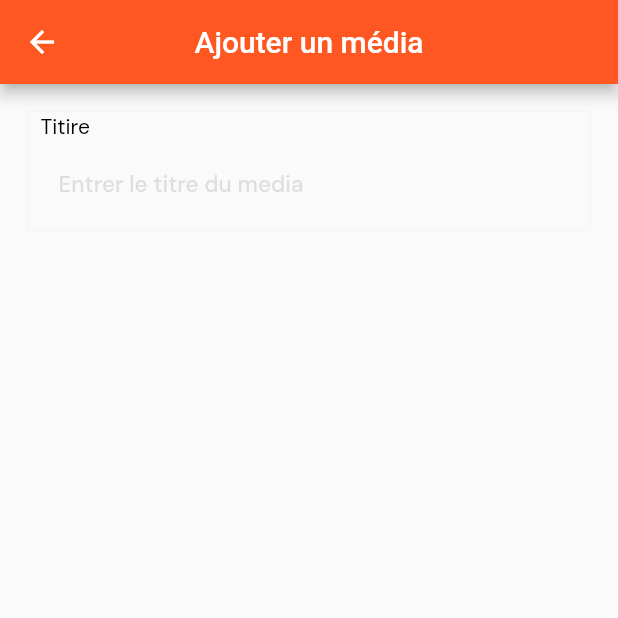
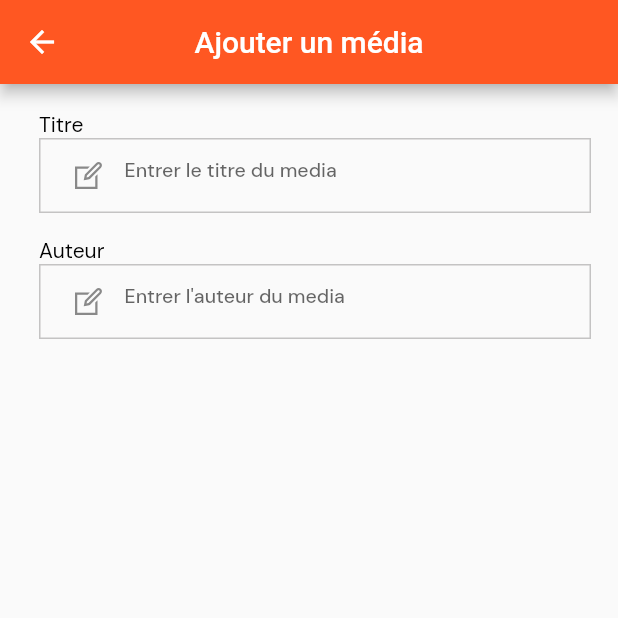
Before and after one commit to Moise-Nturubika/OkonectFront, a Flutter app: the VideoForm screen opened directly, on a phone screen of 412 x 824 dp, the top half of it. Run offline on Flutter 3.47's test engine with Material 2 defaults, Android fonts, the phone set to English and light mode, and no system bars; our stand-ins replace avatar_glow, cached_network_image, carousel_slider, chewie, flutter_bloc, flutter_spinkit and 11 more; missing offline and left inert: audio_session, dart:ffi; network calls fail.

Commit message:
Add some update to video form

```diff
--- a/lib/ui/profil/videos/videoForm.dart
+++ b/lib/ui/profil/videos/videoForm.dart
@@ -23,8 +23,14 @@ class _VideoFormState extends State<VideoForm> {
           children: [
             CustomTextField(
               hintText: "Entrer le titre du media",
-              title: "Titire",
-            )
+              title: "Titre",
+              margeText: 1,
+            ),
+            CustomTextField(
+              hintText: "Entrer l'auteur du media",
+              title: "Auteur",
+              margeText: 1,
+            ),
           ],
         ),
       ),
--- a/lib/ui/widgets/widgets.dart
+++ b/lib/ui/widgets/widgets.dart
@@ -206,7 +206,7 @@ class CustomTextField extends StatelessWidget {
     this.hintText,
     this.onPressed,
     this.controler,
-    this.margeText,
+    this.margeText = 1,
     this.textInputType,
     this.readOnly = false,
     this.title,
@@ -218,15 +218,6 @@ class CustomTextField extends StatelessWidget {
   Widget build(BuildContext context) {
     return Padding(
       padding: const EdgeInsets.all(8.0),
-      child: Container(
-        decoration: BoxDecoration(
-          borderRadius: BorderRadius.circular(0),
-          color: Colors.grey[50],
-          border: Border.all(
-            color: Color.fromARGB(255, 245, 245, 245),
-            width: 1,
-          ),
-        ),
       child: Padding(
         padding: const EdgeInsets.only(left: 8.0),
         child: Column(
@@ -237,12 +228,22 @@ class CustomTextField extends StatelessWidget {
               style: GoogleFonts.dmSans(color: Colors.black),
             ),
             child == null
-                  ? TextFormField(
+                ? Container(
+                    padding: EdgeInsets.only(left: 8, right: 8),
+                    decoration: BoxDecoration(
+                      borderRadius: BorderRadius.circular(0),
+                      color: Colors.grey[50],
+                      border: Border.all(
+                        color: Color.fromARGB(255, 196, 195, 195),
+                        width: 1,
+                      ),
+                    ),
+                    child: TextFormField(
                       obscureText: isobscure,
                       focusNode: focusrequest,
                       readOnly: readOnly,
                       keyboardType: textInputType,
-                      maxLines: margeText != null ? margeText : 1,
+                      maxLines: !isobscure ? margeText : 1,
                       controller: controler,
                       onChanged: (value) {},
                       style: GoogleFonts.dmSans(
@@ -252,34 +253,14 @@ class CustomTextField extends StatelessWidget {
                       decoration: InputDecoration(
                           border: InputBorder.none,
                           hintText: hintText,
-                        enabledBorder: outlineBorder(
-                            color: Color.fromARGB(255, 250, 250, 250)),
-                        focusedBorder:
-                            outlineBorder(color: Colors.blue.shade900),
-                        hintStyle: TextStyle(
-                          fontSize: 15,
-                          color: Colors.grey.withOpacity(0.3),
+                          prefixIcon: Icon(LineIcons.edit)),
+                      onTap: onPressed,
                     ),
-                      ),
-                      cursorColor: Colors.blue.shade900,
-                      onTap: onPressed,
                   )
                 : child,
           ],
         ),
       ),
-      ),
     );
   }
 }
-
-OutlineInputBorder outlineBorder({required Color color}) {
-  return OutlineInputBorder(
-    borderRadius: BorderRadius.circular(0),
-    gapPadding: 0,
-    borderSide: BorderSide(
-      color: color,
-      width: 1,
-    ),
-  );
-}
```
Lines whose indentation alone changed are shown as unchanged.
